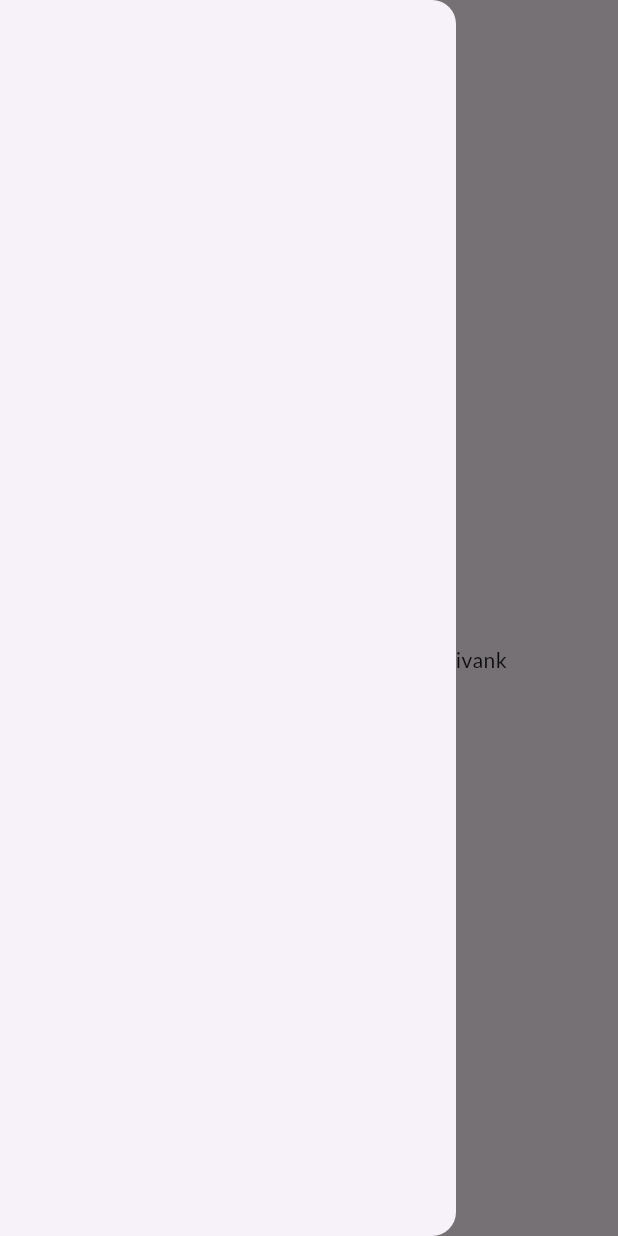
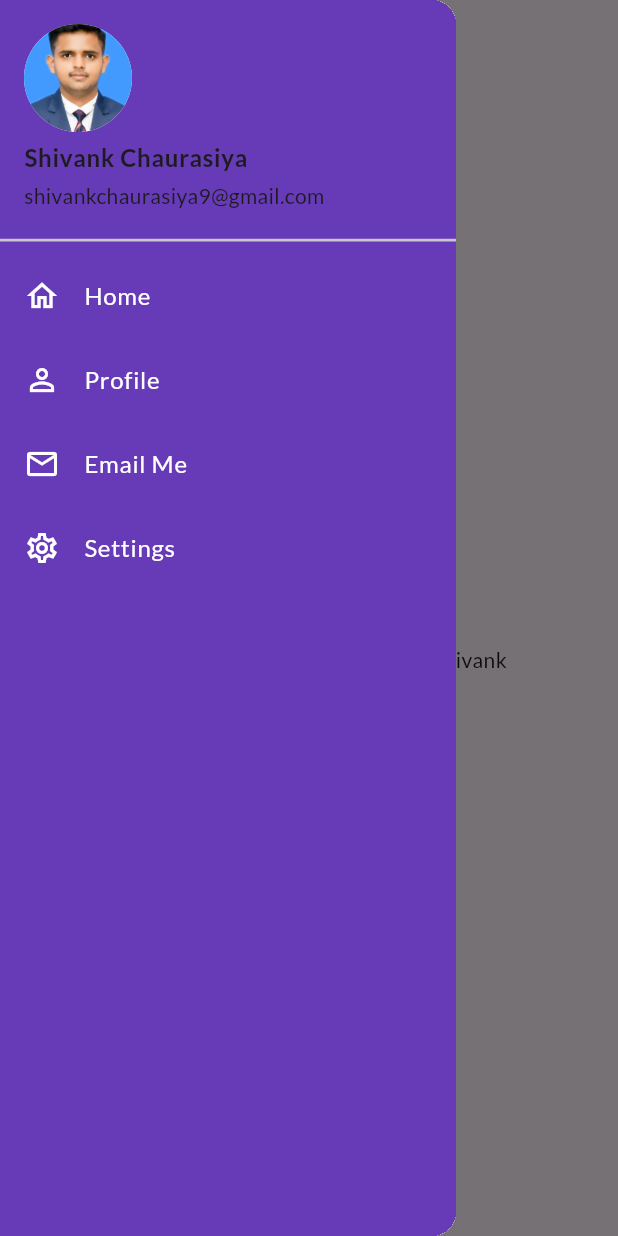
Before and after one commit to ShivankChaurasiya/flutter_learn, a Flutter app: the HomePage screen opened by its route, with the side drawer open, on a phone screen of 412 x 824 dp. Run offline on Flutter 3.47's test engine with Material 3 defaults, Android fonts, the phone set to English and light mode, and no system bars; our stand-ins replace google_fonts.

Commit message:
Day 8 completed

```diff
--- a/lib/main.dart
+++ b/lib/main.dart
@@ -18,6 +18,7 @@ class MyApp extends StatelessWidget {
         fontFamily: GoogleFonts.lato().fontFamily,
         primaryTextTheme: GoogleFonts.latoTextTheme()
       ),
+      // initialRoute: MyRoutes.homeRoute,
       darkTheme: ThemeData(brightness: Brightness.dark
       ),
       routes: {
--- a/lib/pages/home_page.dart
+++ b/lib/pages/home_page.dart
@@ -1,4 +1,5 @@
 import 'package:flutter/material.dart';
+import 'package:flutter_learn/widgets/drawer.dart';
 
 class HomePage extends StatelessWidget {
   final int days = 30;
@@ -15,7 +16,7 @@ class HomePage extends StatelessWidget {
           child: Text("Welcome to flutter $days tuitorial of $name"),
         ),
       ),
-      drawer: Drawer(),
+      drawer: MyDrawer(),
     );
   }
 }
--- /dev/null
+++ b/lib/widgets/drawer.dart
@@ -0,0 +1,91 @@
+import 'package:flutter/material.dart';
+
+class MyDrawer extends StatelessWidget {
+  const MyDrawer({super.key});
+
+  @override
+  Widget build(BuildContext context) {
+    const imagePath = "assets/images/erp_pic.png";
+
+    return Drawer(
+      child: Container(
+        color: Colors.deepPurple,
+        child: ListView(
+          padding: EdgeInsets.zero,
+          children: [
+            // Drawer Header Section
+            DrawerHeader(
+              padding: EdgeInsets.zero,
+              child: UserAccountsDrawerHeader(
+                margin: EdgeInsets.zero,
+                accountName: const Text(
+                  'Shivank Chaurasiya',
+                  style: TextStyle(fontWeight: FontWeight.bold),
+                ),
+                accountEmail: const Text('shivankchaurasiya9@gmail.com'),
+                currentAccountPicture: CircleAvatar(
+                  backgroundColor: Colors.white,
+                  child: ClipOval(
+                    child: Image.asset(
+                      imagePath,
+                      fit: BoxFit.cover,
+                      width: 90,
+                      height: 90,
+                    ),
+                  ),
+                ),
+                decoration: const BoxDecoration(color: Colors.deepPurple),
+              ),
+            ),
+
+            ListTile(
+              leading: const Icon(Icons.home_outlined, color: Colors.white),
+              title: const Text(
+                'Home',
+                style: TextStyle(color: Colors.white, fontSize: 16),
+              ),
+              onTap: () {
+                Navigator.pop(context);
+
+              },
+            ),
+
+            ListTile(
+              leading: const Icon(Icons.person_outline, color: Colors.white),
+              title: const Text(
+                'Profile',
+                style: TextStyle(color: Colors.white, fontSize: 16),
+              ),
+              onTap: () {
+                Navigator.pop(context);
+              },
+            ),
+
+            ListTile(
+              leading: const Icon(Icons.email_outlined, color: Colors.white),
+              title: const Text(
+                'Email Me',
+                style: TextStyle(color: Colors.white, fontSize: 16),
+              ),
+              onTap: () {
+                Navigator.pop(context);
+              },
+            ),
+
+            ListTile(
+              leading: const Icon(Icons.settings_outlined, color: Colors.white),
+              title: const Text(
+                'Settings',
+                style: TextStyle(color: Colors.white, fontSize: 16),
+              ),
+              onTap: () {
+                Navigator.pop(context);
+                // Add navigation to settings page
+              },
+            ),
+          ],
+        ),
+      ),
+    );
+  }
+}
```
Also changed, not shown: assets/images/erp_pic.png (added).
